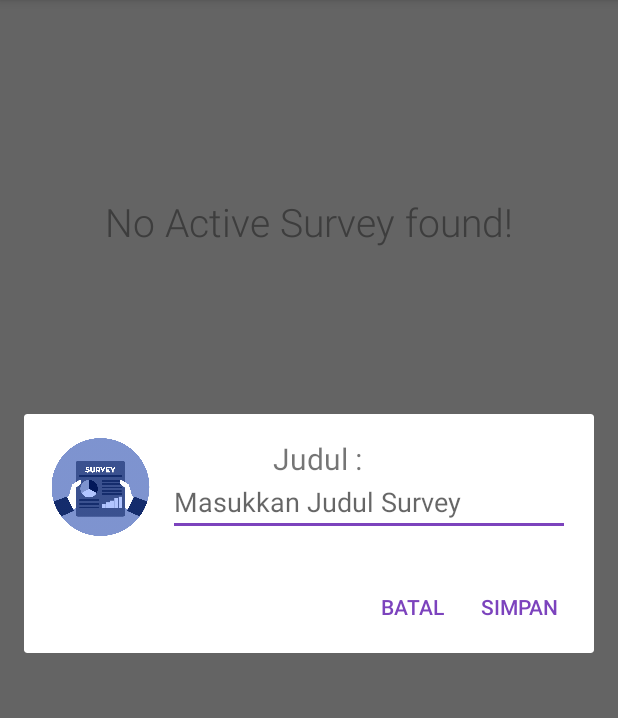
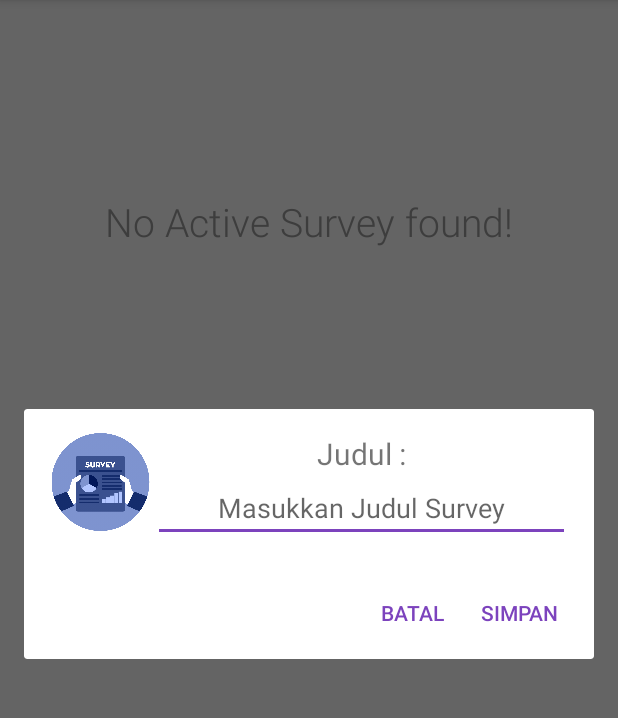
Before and after one commit to adreybr/OpiniUs, an Android app: the screen it shows after launch (MainActivity), after a tap on "Tambah Survey", on a phone screen of 412 x 824 dp, the part 84-802 px from its top. Run offline under Robolectric (Android 15) with nearby library versions, the phone set to English and light mode, and no system bars.

Commit message:
- UI REWORK (DANY)

```diff
--- a/app/src/main/java/com/example/android/opinius/adapter/QuestionListRecyclerAdapter.java
+++ b/app/src/main/java/com/example/android/opinius/adapter/QuestionListRecyclerAdapter.java
@@ -15,7 +15,7 @@ import android.widget.RadioGroup;
 import android.widget.TextView;
 
 import com.example.android.opinius.R;
-import com.example.android.opinius.database.model.question.Question;
+import com.example.android.opinius.model.question.Question;
 
 import java.util.Arrays;
 import java.util.List;
--- a/app/src/main/java/com/example/android/opinius/adapter/RVAdapter.java
+++ b/app/src/main/java/com/example/android/opinius/adapter/RVAdapter.java
@@ -10,7 +10,7 @@ import android.view.ViewGroup;
 import android.widget.TextView;
 
 import com.example.android.opinius.R;
-import com.example.android.opinius.database.model.question.Question;
+import com.example.android.opinius.model.question.Question;
 
 import java.util.List;
 
--- a/app/src/main/java/com/example/android/opinius/database/SurveyDBHelper.java
+++ b/app/src/main/java/com/example/android/opinius/database/SurveyDBHelper.java
@@ -6,7 +6,7 @@ import android.database.Cursor;
 import android.database.sqlite.SQLiteDatabase;
 import android.database.sqlite.SQLiteOpenHelper;
 
-import com.example.android.opinius.database.model.question.Question;
+import com.example.android.opinius.model.question.Question;
 
 public class SurveyDBHelper extends SQLiteOpenHelper {
     private static final int DATABASE_VERSION = 1;
--- a/app/src/main/java/com/example/android/opinius/database/model/AnswerChoice.java
+++ /dev/null
@@ -1,4 +0,0 @@
-package com.example.android.opinius.database.model;
-
-public class AnswerChoice {
-}
--- a/app/src/main/java/com/example/android/opinius/database/model/question/Question.java
+++ b/app/src/main/java/com/example/android/opinius/model/question/Question.java
@@ -1,6 +1,4 @@
-package com.example.android.opinius.database.model.question;
-
-import android.support.annotation.ColorLong;
+package com.example.android.opinius.model.question;
 
 import org.chalup.microorm.annotations.Column;
 
--- a/app/src/main/java/com/example/android/opinius/view/MainActivity.java
+++ b/app/src/main/java/com/example/android/opinius/view/MainActivity.java
@@ -19,9 +19,7 @@ import android.widget.Toast;
 
 import com.example.android.opinius.R;
 import com.example.android.opinius.database.SurveyDBHelper;
-import com.example.android.opinius.database.model.question.Question;
-
-import org.w3c.dom.Text;
+import com.example.android.opinius.model.question.Question;
 
 import java.util.ArrayList;
 
--- a/app/src/main/java/com/example/android/opinius/view/QuestionList.java
+++ b/app/src/main/java/com/example/android/opinius/view/QuestionList.java
@@ -22,7 +22,7 @@ import android.widget.Toast;
 import com.example.android.opinius.R;
 import com.example.android.opinius.adapter.QuestionListRecyclerAdapter;
 import com.example.android.opinius.database.SurveyDBHelper;
-import com.example.android.opinius.database.model.question.Question;
+import com.example.android.opinius.model.question.Question;
 import com.example.android.opinius.view.questionForm.FormMultipleAnswerActivity;
 import com.example.android.opinius.view.questionForm.FormShortAnswerActivity;
 import com.example.android.opinius.view.questionForm.FormSingleAnswerActivity;
--- a/app/src/main/java/com/example/android/opinius/view/questionForm/FormMultipleAnswerActivity.java
+++ b/app/src/main/java/com/example/android/opinius/view/questionForm/FormMultipleAnswerActivity.java
@@ -11,16 +11,12 @@ import android.view.View;
 import android.widget.CheckBox;
 import android.widget.EditText;
 import android.widget.LinearLayout;
-import android.widget.ListView;
 
 import com.example.android.opinius.R;
-import com.example.android.opinius.adapter.CheckBoxAdapter;
 import com.example.android.opinius.database.SurveyDBHelper;
-import com.example.android.opinius.database.model.question.Question;
-import com.example.android.opinius.view.QuestionList;
+import com.example.android.opinius.model.question.Question;
 
 import java.util.ArrayList;
-import java.util.Arrays;
 import java.util.List;
 
 public class FormMultipleAnswerActivity extends AppCompatActivity {
--- a/app/src/main/java/com/example/android/opinius/view/questionForm/FormShortAnswerActivity.java
+++ b/app/src/main/java/com/example/android/opinius/view/questionForm/FormShortAnswerActivity.java
@@ -9,8 +9,7 @@ import android.widget.EditText;
 
 import com.example.android.opinius.R;
 import com.example.android.opinius.database.SurveyDBHelper;
-import com.example.android.opinius.database.model.question.Question;
-import com.example.android.opinius.view.QuestionList;
+import com.example.android.opinius.model.question.Question;
 
 public class FormShortAnswerActivity extends AppCompatActivity {
     private SurveyDBHelper mHelper;
--- a/app/src/main/java/com/example/android/opinius/view/questionForm/FormSingleAnswerActivity.java
+++ b/app/src/main/java/com/example/android/opinius/view/questionForm/FormSingleAnswerActivity.java
@@ -11,7 +11,7 @@ import android.widget.RadioGroup;
 
 import com.example.android.opinius.R;
 import com.example.android.opinius.database.SurveyDBHelper;
-import com.example.android.opinius.database.model.question.Question;
+import com.example.android.opinius.model.question.Question;
 
 import java.util.ArrayList;
 import java.util.List;
--- a/app/src/main/res/layout/activity_form_multiple_answer.xml
+++ b/app/src/main/res/layout/activity_form_multiple_answer.xml
@@ -13,7 +13,7 @@
         android:layout_height="wrap_content"
         android:layout_alignParentTop="true"
         android:hint="@string/question_hint"
-        android:inputType="text" />
+        android:inputType="textCapSentences" />
 
     <TextView
         android:id="@+id/answer_title_multiple"
@@ -29,7 +29,7 @@
         android:layout_height="wrap_content"
         android:layout_below="@id/answer_title_multiple"
         android:hint="@string/add_new_choice"
-        android:inputType="text" />
+        android:inputType="textCapSentences" />
 
     <LinearLayout
         android:id="@+id/checkbox_group"
--- a/app/src/main/res/layout/activity_form_short_answer.xml
+++ b/app/src/main/res/layout/activity_form_short_answer.xml
@@ -23,7 +23,7 @@
         android:layout_height="wrap_content"
         android:layout_below="@+id/question_title_short"
         android:hint="@string/question_hint"
-        android:inputType="text" />
+        android:inputType="textCapSentences" />
 
     <Button
         android:id="@+id/button_save_short"
--- a/app/src/main/res/layout/activity_form_single_answer.xml
+++ b/app/src/main/res/layout/activity_form_single_answer.xml
@@ -13,7 +13,7 @@
         android:layout_height="wrap_content"
         android:layout_alignParentTop="true"
         android:hint="@string/question_hint"
-        android:inputType="text" />
+        android:inputType="textCapSentences" />
 
     <TextView
         android:id="@+id/answer_title_single"
@@ -29,7 +29,7 @@
         android:layout_height="wrap_content"
         android:layout_below="@id/answer_title_single"
         android:hint="@string/add_new_choice"
-        android:inputType="text" />
+        android:inputType="textCapSentences" />
 
     <RadioGroup
         android:id="@+id/radio_group"
--- a/app/src/main/res/layout/activity_question_list.xml
+++ b/app/src/main/res/layout/activity_question_list.xml
@@ -13,7 +13,9 @@
         android:layout_width="match_parent"
         android:layout_height="wrap_content"
         android:layout_gravity="center_horizontal"
-        android:gravity="left"
+        android:layout_marginBottom="@dimen/margin_question_item"
+        android:gravity="center_horizontal"
+        android:text="Judul Survey"
         android:textSize="@dimen/titleSize"
         android:textStyle="bold" />
 
--- a/app/src/main/res/layout/dialog_add_survey.xml
+++ b/app/src/main/res/layout/dialog_add_survey.xml
@@ -8,16 +8,21 @@
     tools:context="com.example.android.opinius.view.MainActivity">
 
     <ImageView
-    android:id="@+id/imageView"
-    android:layout_width="70dp"
-    android:layout_height="65dp"
-    android:src="@drawable/surveey" />
+        android:id="@+id/imageView"
+        android:layout_width="70dp"
+        android:layout_height="65dp"
+        android:layout_alignParentLeft="true"
+        android:layout_alignParentStart="true"
+        android:layout_alignParentTop="true"
+        android:src="@drawable/surveey" />
 
     <TextView
         android:id="@+id/question_title"
-        android:layout_width="wrap_content"
+        android:layout_width="match_parent"
         android:layout_height="wrap_content"
-        android:layout_marginLeft="150dp"
+        android:layout_toEndOf="@id/imageView"
+        android:layout_toRightOf="@id/imageView"
+        android:gravity="center_horizontal"
         android:text="@string/judul"
         android:textSize="@dimen/titleSize" />
 
@@ -25,9 +30,11 @@
         android:id="@+id/isiJudul"
         android:layout_width="match_parent"
         android:layout_height="wrap_content"
-        android:layout_marginLeft="80dp"
-        android:layout_marginTop="20dp"
+        android:layout_below="@id/question_title"
+        android:layout_toEndOf="@id/imageView"
+        android:layout_toRightOf="@id/imageView"
+        android:gravity="center"
         android:hint="@string/masukkan_judul_survey"
-        android:inputType="text" />
+        android:inputType="textCapWords" />
 
 </RelativeLayout>
--- a/app/src/main/res/layout/dialog_question_type.xml
+++ b/app/src/main/res/layout/dialog_question_type.xml
@@ -44,6 +44,7 @@
         android:layout_width="137dp"
         android:layout_height="121dp"
         android:layout_alignParentEnd="true"
+        android:layout_alignParentRight="true"
         android:layout_alignParentTop="true"
         android:src="@drawable/question" />
 
```
